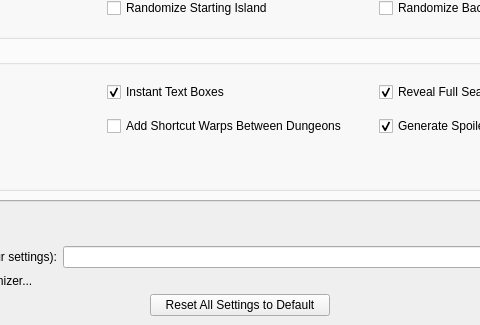
Above: wwr_ui/randomizer_window.ui from LagoLunatic/wwrando before the change; both pictures show x 196 to 676 and y 459 to 784 of the 872 by 784 pixel window. Below: the same form after it.
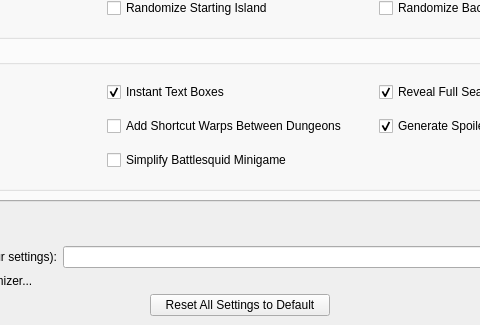
That is the form after the change.

Commit message: Add option to simplify the battlesquid minigame

The edit to the form file:
```diff
--- a/wwr_ui/randomizer_window.ui
+++ b/wwr_ui/randomizer_window.ui
@@ -27,9 +27,9 @@
        <property name="geometry">
         <rect>
          <x>0</x>
-         <y>0</y>
-         <width>850</width>
-         <height>632</height>
+         <y>-78</y>
+         <width>974</width>
+         <height>697</height>
         </rect>
        </property>
        <layout class="QVBoxLayout" name="verticalLayout_4">
@@ -552,6 +552,13 @@
                  </property>
                 </widget>
                </item>
+               <item row="2" column="1">
+                <widget class="QCheckBox" name="simplify_battlesquid">
+                 <property name="text">
+                  <string>Simplify Battlesquid Minigame</string>
+                 </property>
+                </widget>
+               </item>
               </layout>
              </widget>
             </item>
```
The commit also changes 9 other files.
